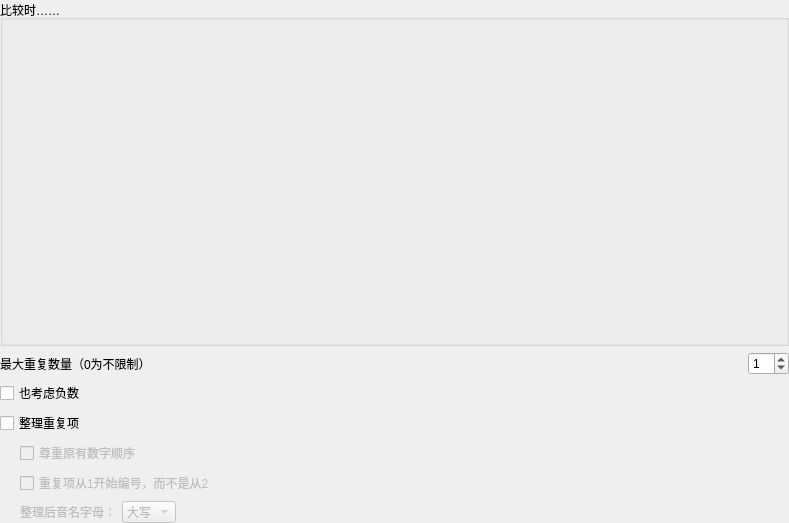
The window that src/removeDuplicate/removeduplicateoptionwidget.ui (shine5402/KiraOtoToolbox) describes before a commit, drawn with Qt 5.
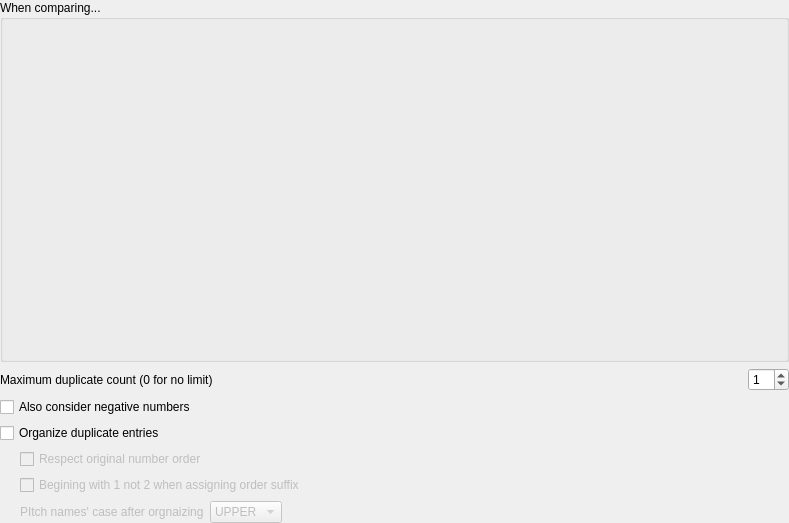
The same window after the commit. Custom widgets are drawn as their Qt base class.

```diff
--- a/src/removeDuplicate/removeduplicateoptionwidget.ui
+++ b/src/removeDuplicate/removeduplicateoptionwidget.ui
@@ -29,7 +29,7 @@
    <item>
     <widget class="QGroupBox" name="groupBox">
      <property name="title">
-      <string>比较时……</string>
+      <string>When comparing...</string>
      </property>
      <layout class="QGridLayout" name="gridLayout">
       <item row="0" column="0">
@@ -50,7 +50,7 @@
      <item>
       <widget class="QLabel" name="label_5">
        <property name="text">
-        <string>最大重复数量（0为不限制）</string>
+        <string>Maximum duplicate count (0 for no limit)</string>
        </property>
       </widget>
      </item>
@@ -82,7 +82,7 @@
    <item>
     <widget class="QCheckBox" name="considerNegativeSuffixCheckBox">
      <property name="text">
-      <string>也考虑负数</string>
+      <string>Also consider negative numbers</string>
      </property>
     </widget>
    </item>
@@ -92,7 +92,7 @@
       <string>&lt;html&gt;&lt;head/&gt;&lt;body&gt;&lt;p&gt;按照顺序重新整理重复项的重复编号，并统一音阶名的音名字母。&lt;/p&gt;&lt;/body&gt;&lt;/html&gt;</string>
      </property>
      <property name="text">
-      <string>整理重复项</string>
+      <string>Organize duplicate entries</string>
      </property>
      <property name="checked">
       <bool>false</bool>
@@ -120,14 +120,14 @@
       <item>
        <widget class="QCheckBox" name="respectOriginalNumberOrderCheckBox">
         <property name="text">
-         <string>尊重原有数字顺序</string>
+         <string>Respect original number order</string>
         </property>
        </widget>
       </item>
       <item>
        <widget class="QCheckBox" name="organizeStartFrom1CheckBox">
         <property name="text">
-         <string>重复项从1开始编号，而不是从2</string>
+         <string>Begining with 1 not 2 when assigning order suffix</string>
         </property>
        </widget>
       </item>
@@ -136,7 +136,7 @@
         <item>
          <widget class="QLabel" name="label_7">
           <property name="text">
-           <string>整理后音名字母：</string>
+           <string>PItch names' case after orgnaizing</string>
           </property>
          </widget>
         </item>
@@ -144,7 +144,7 @@
          <widget class="QComboBox" name="organizeCaseComboBox">
           <item>
            <property name="text">
-            <string>大写</string>
+            <string>UPPER</string>
            </property>
           </item>
           <item>
```
Left out of the diff: 2 changed lines with no effect on the pictures.
